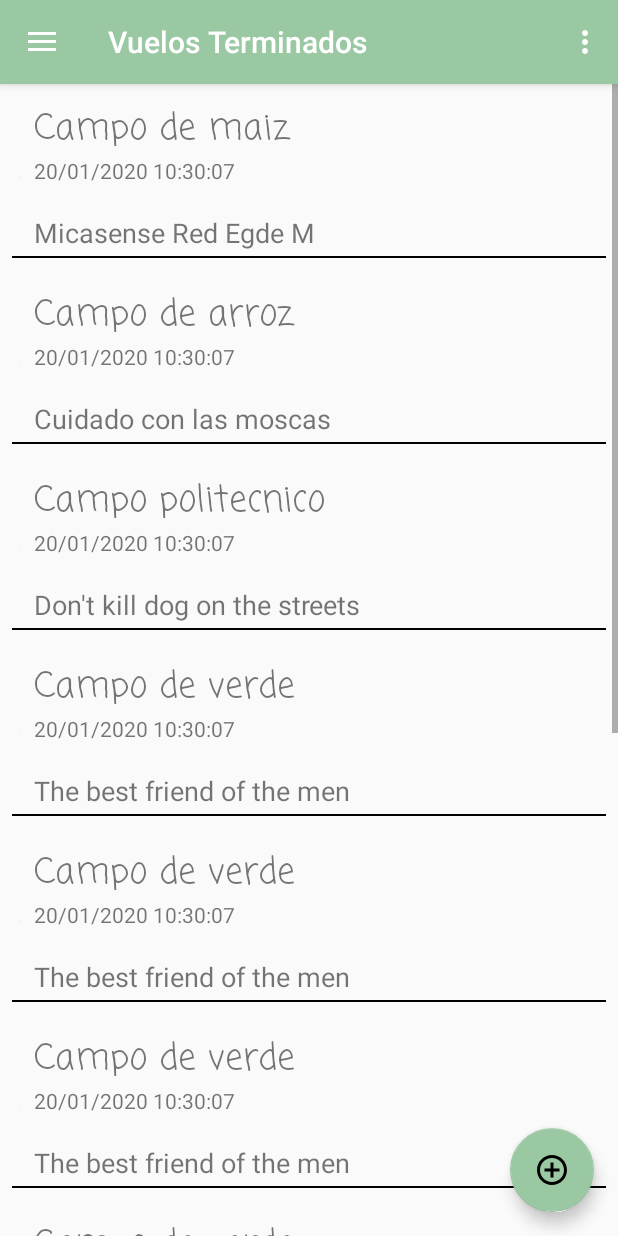
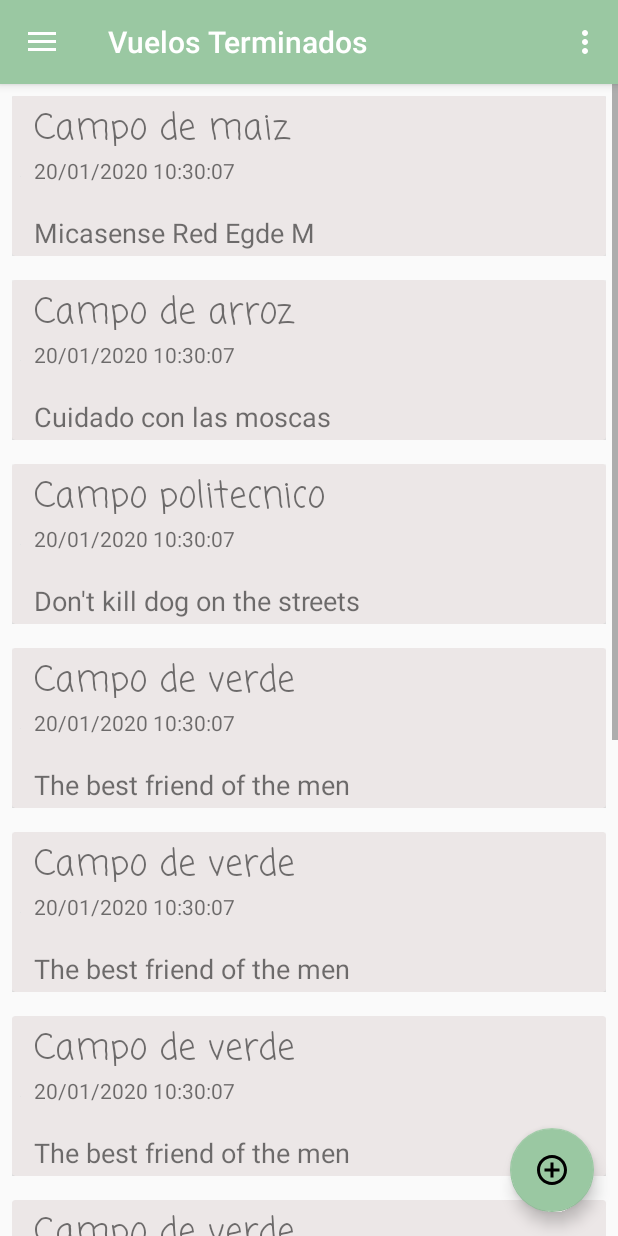
Before and after one commit to IS-AgroSmart/AgroSmart-Mobile, an Android app: the screen it shows after launch (MainActivity), after a tap on "INICIE SESION", on a phone screen of 412 x 824 dp. Run offline under Robolectric (Android 15) with nearby library versions, the phone set to English and light mode, and no system bars; our stand-ins replace navigation-ui.

Commit message:
pequeñas mejoras en la visualizacion de vuelos terminados

```diff
--- a/app/src/main/java/com/example/droneapp/ui/vuelos_terminados/VuelosTerminadosViewModel.java
+++ b/app/src/main/java/com/example/droneapp/ui/vuelos_terminados/VuelosTerminadosViewModel.java
@@ -18,12 +18,12 @@ import java.util.List;
 public class VuelosTerminadosViewModel extends ViewModel {
 
     private MutableLiveData<List<Vuelos>> mVuelos;
-    private List<Vuelos> vuelos;
+    private static List<Vuelos> vuelos;
 
     public VuelosTerminadosViewModel() {
         /*Aqui se añadiran los nombres y las descripciones de los Vuelos terminados*/
         mVuelos=new MutableLiveData<>();
-        vuelos=obtenerVuelos();
+        vuelos=crearVuelos();
         mVuelos.setValue(vuelos);
     }
 
@@ -32,7 +32,7 @@ public class VuelosTerminadosViewModel extends ViewModel {
     }
 
     //funcion para obtener vuelos
-    public List<Vuelos> obtenerVuelos() {
+    public List<Vuelos> crearVuelos() {
         /*Obteniendo la fecha y hora*/
         Date date = new Date();
         DateFormat hourdateFormat = new SimpleDateFormat("dd/MM/yyyy HH:mm:ss");
@@ -52,4 +52,8 @@ public class VuelosTerminadosViewModel extends ViewModel {
 
         return vuelos;
     }
+
+    public List<Vuelos> obtenerVuelos(){
+        return vuelos;
+    }
 }
--- a/app/src/main/res/layout/items_list_vuelos_terminados.xml
+++ b/app/src/main/res/layout/items_list_vuelos_terminados.xml
@@ -5,6 +5,11 @@
     android:layout_height="wrap_content"
     android:layout_margin="8dp"
     android:orientation="vertical">
+
+    <androidx.cardview.widget.CardView
+        android:layout_width="match_parent"
+        android:layout_height="match_parent"
+        app:cardBackgroundColor="#ece7e7">
 
         <LinearLayout
             android:layout_width="match_parent"
@@ -50,12 +55,6 @@
 
             </LinearLayout>
         </LinearLayout>
-
-    <TextView
-        android:id="@+id/textView5"
-        android:layout_width="match_parent"
-        android:layout_height="1dp"
-        android:layout_weight="0"
-        android:background="@android:color/background_dark" />
+    </androidx.cardview.widget.CardView>
 
 </LinearLayout>
```
Also changed, not shown: app/src/main/java/com/example/droneapp/ui/vuelos_terminados/VisualizacionDeVueloEspecificoViewModel.java (added, +7 -0 lines), app/src/main/java/com/example/droneapp/ui/vuelos_terminados/visualizacion_de_vuelo_especifico.java (added, +38 -0 lines), app/src/main/res/layout/visualizacion_de_vuelo_especifico_fragment.xml (added, +86 -0 lines), app/src/main/res/values/strings.xml (+7 -3 lines). Lines whose indentation alone changed are shown as unchanged.
